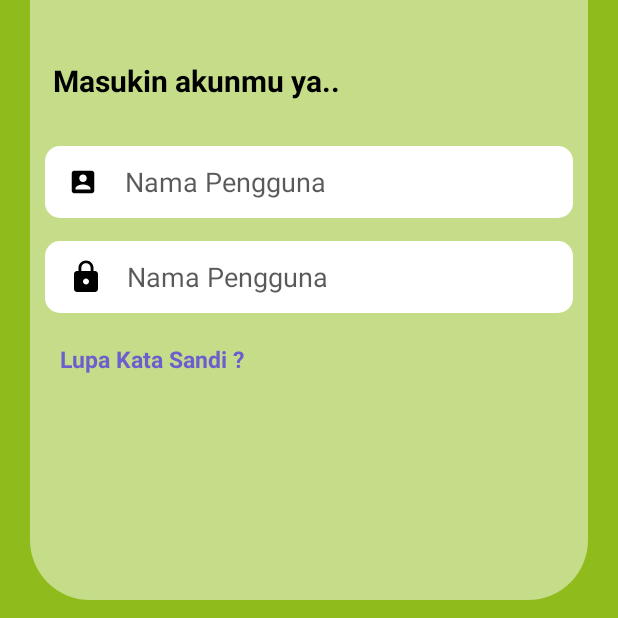
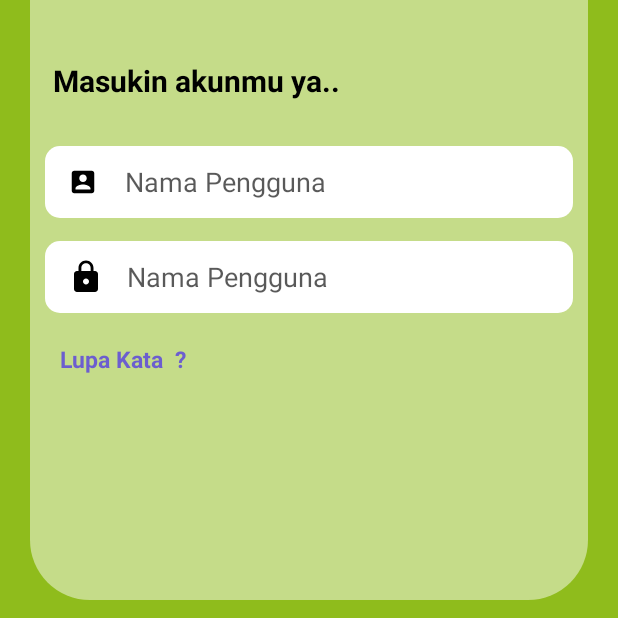
Before and after one commit to Devanoz/ABCeria-project-PAB-, an Android app: the screen it shows after launch (Login), on a phone screen of 412 x 824 dp, the top half of it. Run offline under Robolectric (Android 15) with nearby library versions, the phone set to English and light mode, and no system bars.

Commit message:
dari fajar

```diff
--- a/app/src/main/res/layout/activity_login.xml
+++ b/app/src/main/res/layout/activity_login.xml
@@ -56,7 +56,7 @@
             android:layout_marginTop="20dp"
             android:textSize="15sp"
             android:textStyle="bold"
-            android:text="Lupa Kata Sandi ?"
+            android:text="Lupa Kata  ?"
             android:paddingLeft="20dp"
             android:textColor="#6C5ECF"
             />
--- a/build.gradle
+++ b/build.gradle
@@ -4,8 +4,8 @@ buildscript {
     }
 }// Top-level build file where you can add configuration options common to all sub-projects/modules.
 plugins {
-    id 'com.android.application' version '7.2.0' apply false
-    id 'com.android.library' version '7.2.0' apply false
+//    id 'com.android.application' version '7.2.0' apply false
+//    id 'com.android.library' version '7.2.0' apply false
     id 'com.android.application' version '7.3.1' apply false
     id 'com.android.library' version '7.3.1' apply false
     id 'org.jetbrains.kotlin.android' version '1.7.10' apply false
```
